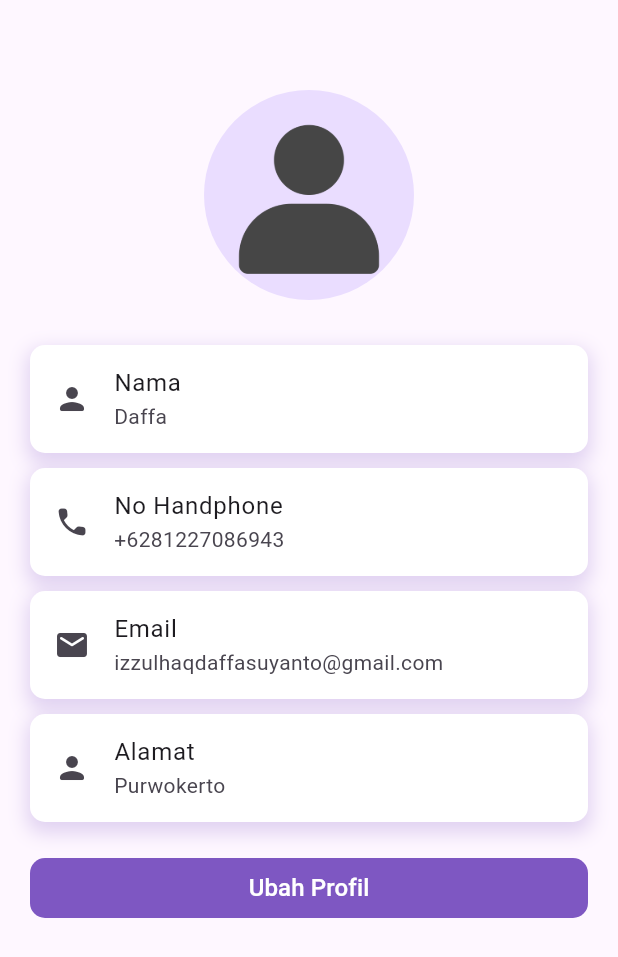
After one commit to MDaffaIzzulhaqS/apotek_asakami_app, a Flutter app: the Profile screen opened directly, on a phone screen of 412 x 824 dp. The commit adds this screen. Shown: the top 957 px of the screen. Run offline on Flutter 3.47's test engine with Material 3 defaults, Android fonts, the light colour scheme and no system bars; our stand-ins replace animated_splash_screen, cloud_firestore, firebase_core, fluttertoast, persistent_bottom_nav_bar, smooth_page_indicator; missing offline and left inert: flutter_exit_app; accounts and stored records are empty.

Commit message:
Update Profile Page

```diff
--- /dev/null
+++ b/lib/Screen/profile.dart
@@ -0,0 +1,108 @@
+import 'package:flutter/material.dart';
+
+void main() {
+  runApp(const Profile());
+}
+
+class Profile extends StatelessWidget {
+  const Profile({super.key});
+
+  @override
+  Widget build(BuildContext context) {
+    return Scaffold(
+      body: Padding(
+        padding: const EdgeInsets.all(20),
+        child: Column(
+          children: [
+            const SizedBox(
+              height: 40,
+            ),
+            const CircleAvatar(
+              radius: 70,
+              backgroundImage: AssetImage(
+                'assets/images/default_profile.png',
+              ),
+            ),
+            const SizedBox(
+              height: 30,
+            ),
+            itemProfile(
+              'Nama',
+              'Daffa',
+              Icons.person_rounded,
+            ),
+            const SizedBox(
+              height: 10,
+            ),
+            itemProfile(
+              'No Handphone',
+              '+6281227086943',
+              Icons.phone_rounded,
+            ),
+            const SizedBox(
+              height: 10,
+            ),
+            itemProfile(
+              'Email',
+              'izzulhaqdaffasuyanto@gmail.com',
+              Icons.email_rounded,
+            ),
+            const SizedBox(
+              height: 10,
+            ),
+            itemProfile(
+              'Alamat',
+              'Purwokerto',
+              Icons.person_rounded,
+            ),
+            const SizedBox(
+              height: 20,
+            ),
+            SizedBox(
+              width: double.infinity,
+              child: TextButton(
+                style: TextButton.styleFrom(
+                  shape: RoundedRectangleBorder(
+                    borderRadius: BorderRadius.circular(10),
+                  ),
+                  foregroundColor: Colors.white,
+                  backgroundColor: Colors.deepPurple[400],
+                  minimumSize: const Size.fromHeight(40),
+                ),
+                onPressed: () {},
+                child: const Text(
+                  'Ubah Profil',
+                  style: TextStyle(
+                    fontSize: 16,
+                  ),
+                ),
+              ),
+            ),
+          ],
+        ),
+      ),
+    );
+  }
+
+  itemProfile(String title, String subtitle, IconData iconData) {
+    return Container(
+      decoration: BoxDecoration(
+        color: Colors.white,
+        borderRadius: BorderRadius.circular(10),
+        boxShadow: [
+          BoxShadow(
+            offset: const Offset(0, 5),
+            color: Colors.deepPurple.withOpacity(.2),
+            spreadRadius: 2,
+            blurRadius: 10,
+          ),
+        ],
+      ),
+      child: ListTile(
+        title: Text(title),
+        subtitle: Text(subtitle),
+        leading: Icon(iconData),
+      ),
+    );
+  }
+}
--- a/lib/Screen/settings.dart
+++ /dev/null
@@ -1,18 +0,0 @@
-import 'package:flutter/material.dart';
-
-void main() {
-  runApp(const Settings());
-}
-
-class Settings extends StatelessWidget {
-  const Settings({super.key});
-
-  @override
-  Widget build(BuildContext context) {
-    return const Scaffold(
-      body: Center(
-        child: Text('Halaman Pengaturan'),
-      ),
-    );
-  }
-}
--- a/lib/Screen/shop/purchase_detail.dart
+++ b/lib/Screen/shop/purchase_detail.dart
@@ -190,9 +190,8 @@ class _PurchaseDetailState extends State<PurchaseDetail> {
                       child: Row(
                         mainAxisAlignment: MainAxisAlignment.center,
                         children: [
-                          Material(
-                            child: FloatingActionButton(
-                              onPressed: () {
+                          GestureDetector(
+                            onTap: () {
                               _decrementCounter();
                             },
                             child: Container(
@@ -208,7 +207,6 @@ class _PurchaseDetailState extends State<PurchaseDetail> {
                                   style: TextStyle(
                                     fontSize: 20,
                                     fontWeight: FontWeight.bold,
-                                    ),
                                   ),
                                 ),
                               ),
@@ -232,8 +230,7 @@ class _PurchaseDetailState extends State<PurchaseDetail> {
                               ),
                             ),
                           ),
-                          Material(
-                            child: GestureDetector(
+                          GestureDetector(
                             onTap: () {
                               _incrementCounter();
                             },
@@ -250,7 +247,6 @@ class _PurchaseDetailState extends State<PurchaseDetail> {
                                   style: TextStyle(
                                     fontSize: 20,
                                     fontWeight: FontWeight.bold,
-                                    ),
                                   ),
                                 ),
                               ),
--- a/lib/Widget/bottom_navbar.dart
+++ b/lib/Widget/bottom_navbar.dart
@@ -1,7 +1,7 @@
 import 'package:apotek_asakami_app/Screen/health_checking/health_checking.dart';
 import 'package:apotek_asakami_app/Screen/home.dart';
 import 'package:apotek_asakami_app/Screen/service.dart';
-import 'package:apotek_asakami_app/Screen/settings.dart';
+import 'package:apotek_asakami_app/Screen/profile.dart';
 import 'package:apotek_asakami_app/Screen/shop/purchase.dart';
 import 'package:flutter/material.dart';
 import 'package:persistent_bottom_nav_bar/persistent_tab_view.dart';
@@ -19,7 +19,7 @@ class BottomNavBar extends StatelessWidget {
         const Service(),
         const Purchase(),
         const HealthChecking(),
-        const Settings(),
+        const Profile(),
       ];
     }
 
@@ -50,8 +50,8 @@ class BottomNavBar extends StatelessWidget {
           inactiveColorPrimary: Colors.grey,
         ),
         PersistentBottomNavBarItem(
-          icon: const Icon(Icons.settings_rounded),
-          title: ("Pengaturan"),
+          icon: const Icon(Icons.person_rounded),
+          title: ("Profile"),
           activeColorPrimary: Colors.white,
           inactiveColorPrimary: Colors.grey,
         ),
```
Also changed, not shown: assets/images/default_profile.png (added). Lines whose indentation alone changed are shown as unchanged.
